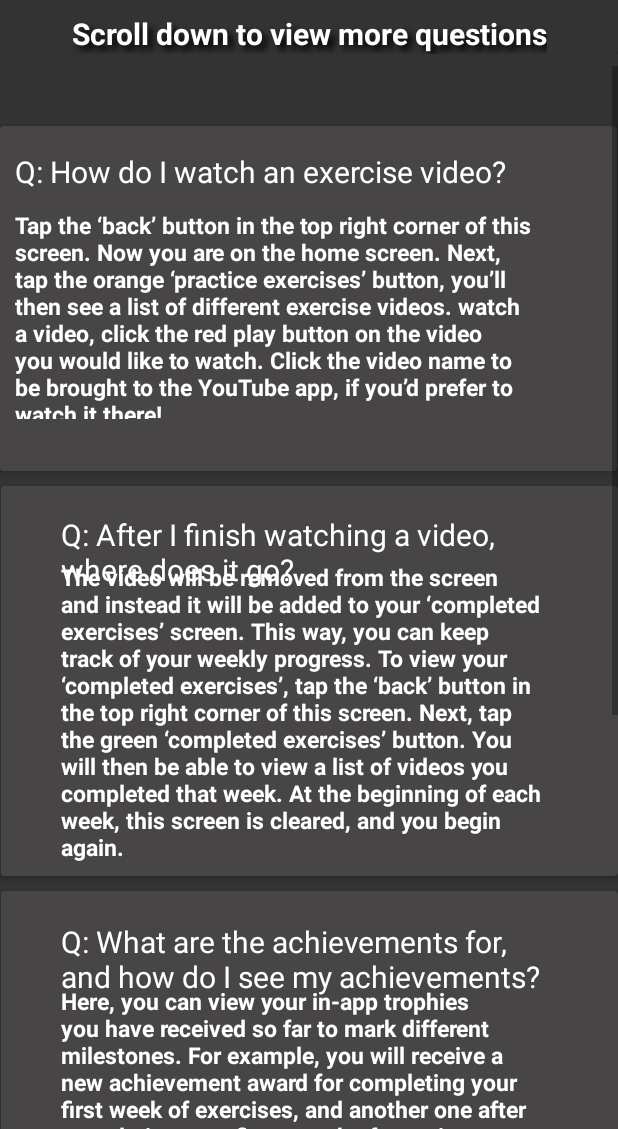
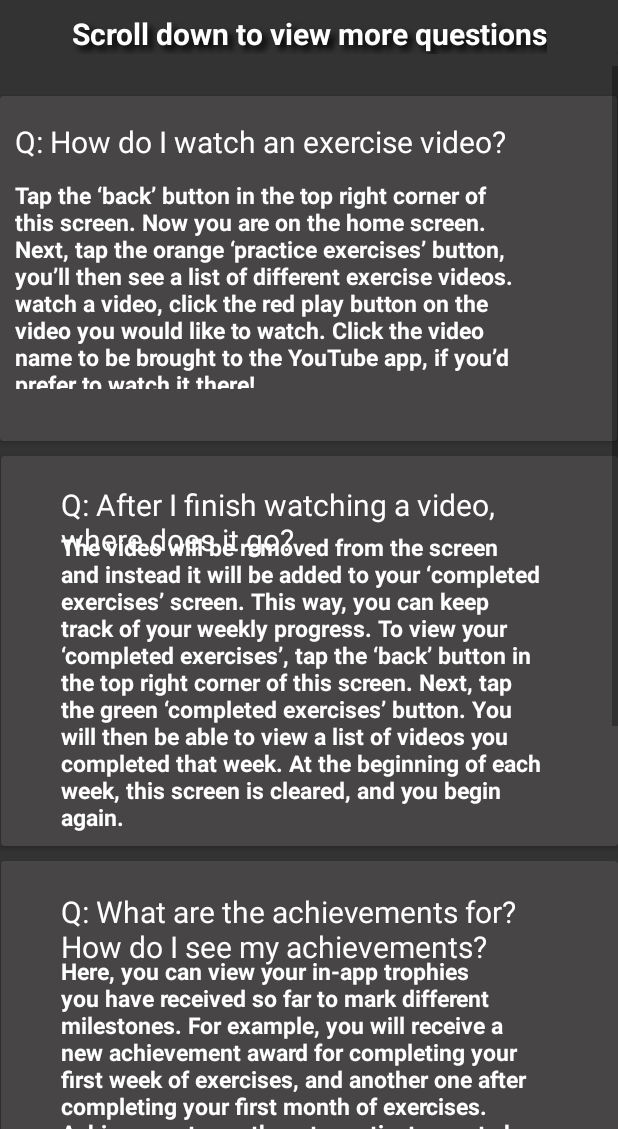
Before and after one commit to maeliosakyne/FYP, an Android app: the HelpActivity screen opened directly, with no data from a screen before it, on a phone screen of 412 x 824 dp, the part 107-1236 px from its top. Run offline under Robolectric (Android 15) with nearby library versions, the phone set to English and light mode, and no system bars.

Commit message:
Final App complete

```diff
--- a/app/src/main/res/layout/help_activity.xml
+++ b/app/src/main/res/layout/help_activity.xml
@@ -108,11 +108,12 @@
             android:layout_width="match_parent"
             android:layout_height="wrap_content">
 
+
             <androidx.cardview.widget.CardView
                 android:id="@+id/cardView1"
                 android:layout_width="411dp"
                 android:layout_height="230dp"
-                android:layout_marginTop="40dp"
+                android:layout_marginTop="20dp"
                 app:cardBackgroundColor="#474545"
                 app:layout_constraintTop_toTopOf="parent"
                 tools:ignore="MissingConstraints"
@@ -146,7 +147,7 @@
                         android:layout_height="140dp"
                         android:layout_marginStart="10dp"
                         android:layout_marginTop="20dp"
-                        android:layout_marginEnd="50dp"
+                        android:layout_marginEnd="60dp"
                         android:text="Tap the ‘back’ button in the top right corner of this screen. Now you are on the home screen. Next, tap the orange ‘practice exercises’ button, you’ll then see a list of different exercise videos. watch a video, click the red play button on the video you would like to watch. Click the video name to be brought to the YouTube app, if you’d prefer to watch it there!"
                         android:textColor="#FFFFFF"
                         android:textSize="15sp"
@@ -236,7 +237,7 @@
                         android:layout_marginTop="20dp"
                         android:layout_marginEnd="40dp"
                         android:layout_marginBottom="170dp"
-                        android:text="Q: What are the achievements for, and how do I see my achievements?"
+                        android:text="Q: What are the achievements for? How do I see my achievements?"
                         android:textColor="#FFFFFF"
                         android:textSize="20sp"
                         app:layout_constraintBottom_toBottomOf="parent"
@@ -304,7 +305,7 @@
                         android:layout_width="wrap_content"
                         android:layout_height="wrap_content"
                         android:layout_marginStart="40dp"
-                        android:layout_marginTop="20dp"
+                        android:layout_marginTop="10dp"
                         android:layout_marginEnd="40dp"
                         android:layout_marginBottom="180dp"
                         android:text="Q: Why should I continue to do these exercises?"
--- a/app/src/main/res/layout/row_achievement_lyt.xml
+++ b/app/src/main/res/layout/row_achievement_lyt.xml
@@ -8,6 +8,8 @@
       android:id="@+id/leve_txt2"
       android:layout_width="match_parent"
       android:layout_height="wrap_content"
+      android:layout_marginRight="10dp"
+      android:layout_marginLeft="10dp"
       android:shadowColor="#000000"
       android:shadowDx="5"
       android:shadowDy="5"
@@ -31,6 +33,7 @@
       android:id="@+id/leve_txt"
       android:layout_width="match_parent"
       android:layout_height="wrap_content"
+      android:layout_marginTop="-10dp"
       android:text="Level"
       android:textAlignment="center"
       android:textColor="@color/white"
--- a/app/src/main/res/layout/row_layout.xml
+++ b/app/src/main/res/layout/row_layout.xml
@@ -10,6 +10,7 @@
       android:id="@+id/videoTitle7"
       android:layout_width="match_parent"
       android:layout_height="wrap_content"
+      android:layout_marginTop="20dp"
       android:shadowColor="#000000"
       android:shadowDx="5"
       android:shadowDy="5"
```
Also changed, not shown: app/src/main/res/layout/content_main.xml (deleted, +0 -19 lines).
